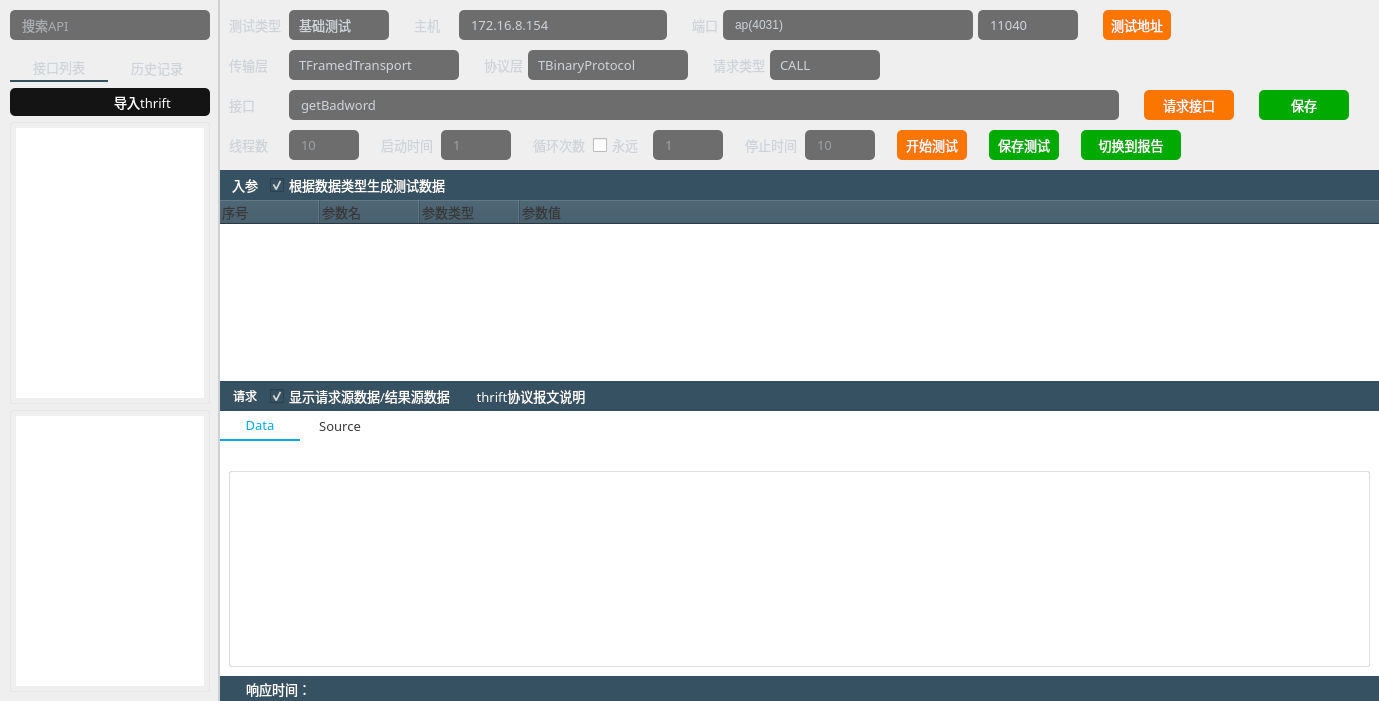
Qt form source/thriftwidget.ui (HuaGouFdog/Fdog-Kit) before a commit.
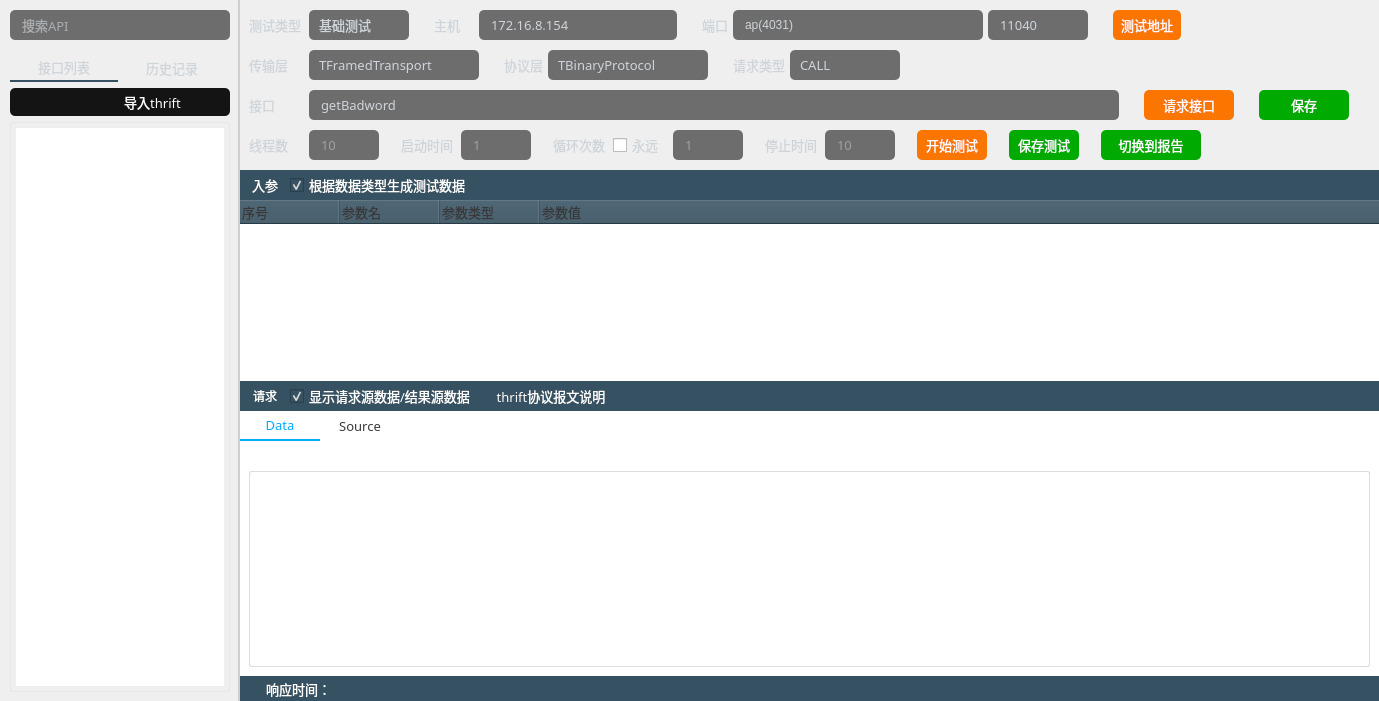
The same form after that commit. Icons and pictures are not drawn.

Commit message: 接口列表由listWidget优化为treeWidget，将服务名作为父节点，接口作为子节点，便于使用

Patch:
```diff
--- a/source/thriftwidget.ui
+++ b/source/thriftwidget.ui
@@ -87,13 +87,13 @@
     <widget class="QWidget" name="widget_left" native="true">
      <property name="minimumSize">
       <size>
-       <width>220</width>
+       <width>240</width>
        <height>0</height>
       </size>
      </property>
      <property name="maximumSize">
       <size>
-       <width>220</width>
+       <width>240</width>
        <height>16777215</height>
       </size>
      </property>
@@ -262,7 +262,7 @@
 	color:#ced4da;    /*设置tab中的文本的颜色*/
 	border-top-left-radius: 5px;    /*设置tab的边框的圆角（左上圆角）*/
 	border-top-right-radius: 5px;    /*设置tab的边框的圆角（右上圆角）*/
-	width:90px;
+	width:100px;
 	padding: 4px;
 	margin-right:0px;
 	margin-left: 0px;
@@ -476,72 +476,6 @@
             </attribute>
            </widget>
           </item>
-          <item>
-           <widget class="QListWidget" name="listWidget">
-            <property name="font">
-             <font>
-              <family>OPPOSans B</family>
-              <pointsize>10</pointsize>
-              <stylestrategy>PreferAntialias</stylestrategy>
-             </font>
-            </property>
-            <property name="styleSheet">
-             <string notr="true">QListWidget{
-border: 1px solid rgba(212, 212, 212, 80);
-border-radius: 2px;
-padding:5px;
-}
-
-QListWidget::item {
-    height: 25px; /* 设置行高为50像素 */
-}
-
-QScrollBar::horizontal{
-    height: 8px;
-	background-color: rgb(67, 77, 88);
-	margin: 0px,0px,0px,0px;
-    padding-top: 0px;		/*//隐藏上下的箭头*/
-    padding-bottom: 0px;
-}
-
-QScrollBar::handle:horizontal {
-    height: 8px;
-	background-color: rgb(239, 239, 239);
-    /*滚动条两端变成椭圆 */
-    border-radius: 2px;
-    min-height: 0;
-}
-
-QScrollBar::sub-page:horizontal {
-	background-color: rgba(255, 255, 255, 0);
-}
-QScrollBar::add-page:horizontal 
-{
-    background-color: rgba(255, 255, 255, 0);
-}
-
-QScrollBar::add-line:horizontal {
-	border: none;
-    height: 0px;
-    subcontrol-position: bottom;
-    subcontrol-origin: margin;
-}
-QScrollBar::sub-line:horizontal {
-    border: none;
-    height: 0px;
-    subcontrol-position: top;
-    subcontrol-origin: margin;
-}
-
-QScrollBar::down-arrow:horizontal {
-    border:none;
-}
-QScrollBar::up-arrow:horizontal {
-    border:none;
-}</string>
-            </property>
-           </widget>
-          </item>
          </layout>
         </widget>
         <widget class="QWidget" name="tab">
```
The commit also changes 6 other files.
